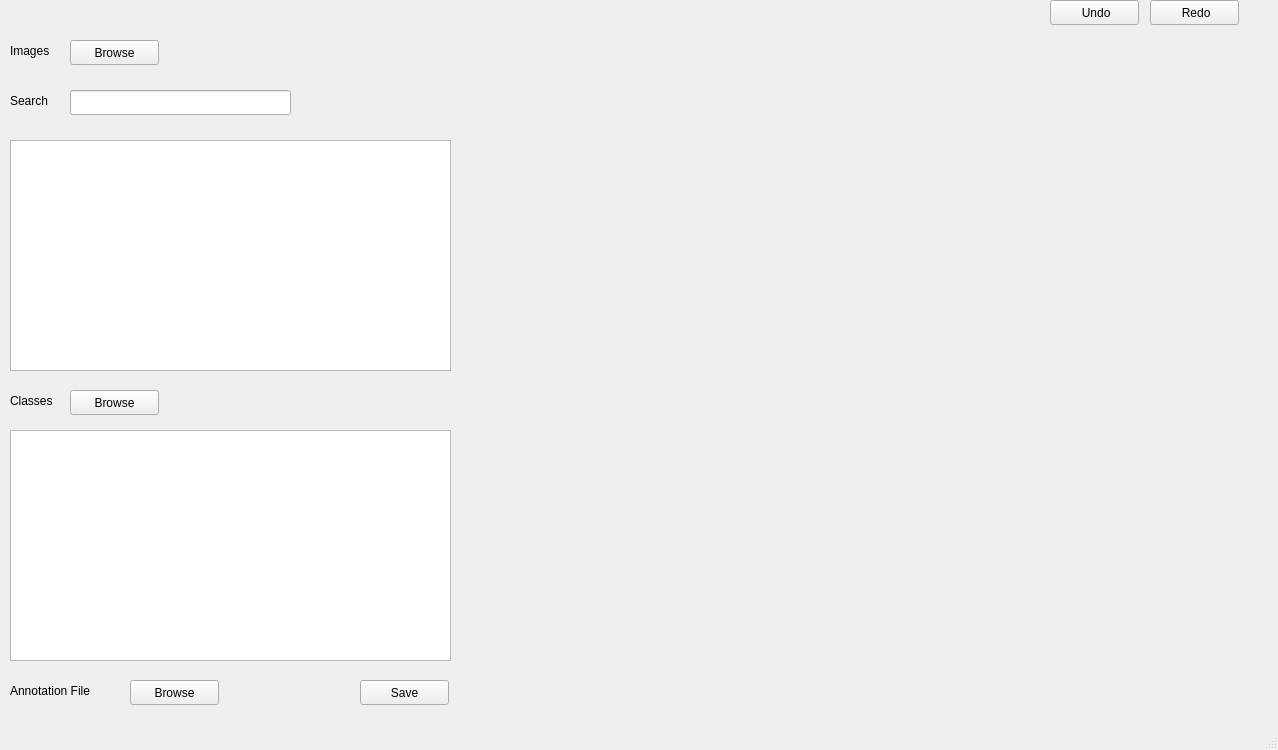
First picture: the form in SRC/labeller.ui, repository amansahil/Smart-Annotate, before the edit.
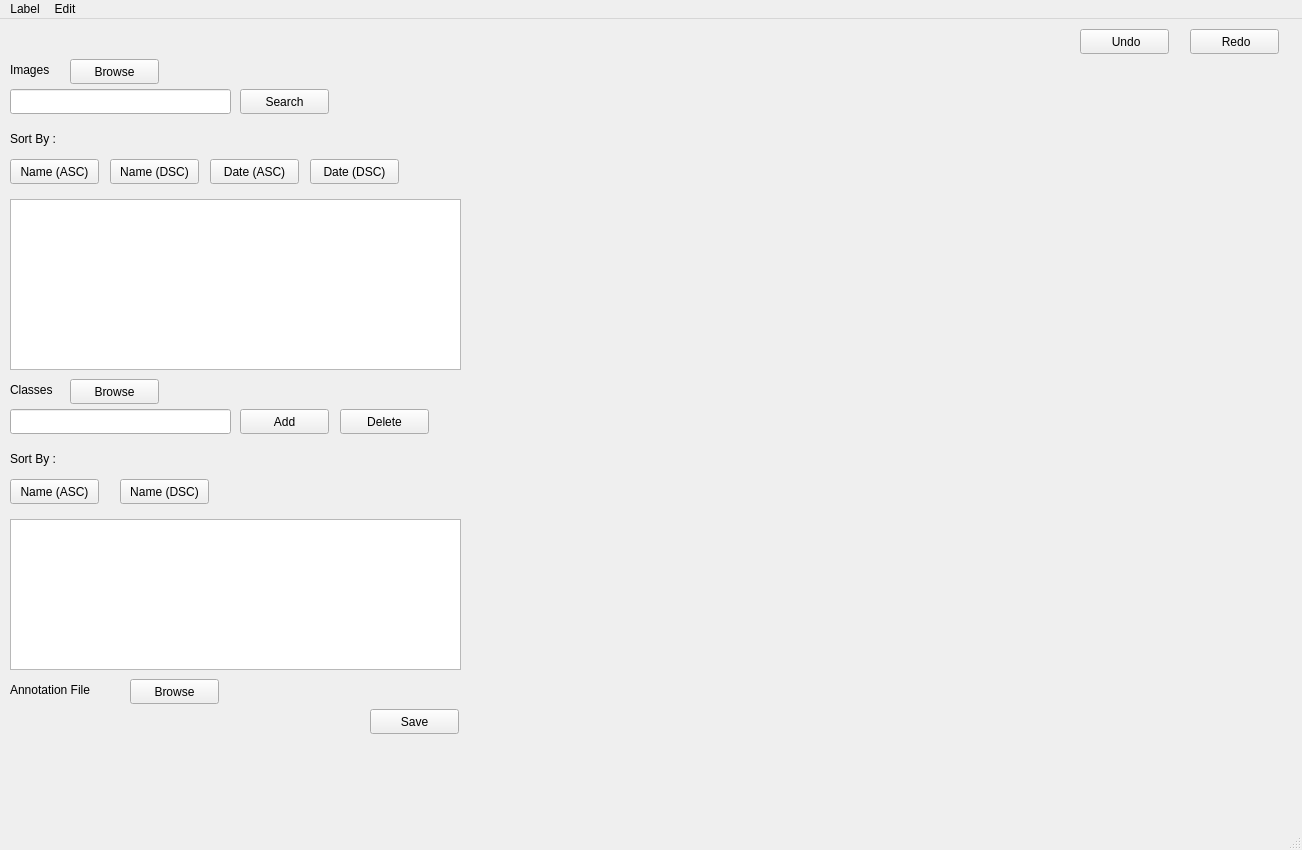
Second picture: the form after the edit. Icons and pictures are not drawn.

Commit message: Added MVC model for labeller, updated build dir and updated UI

The edit to the form file:
```diff
--- a/SRC/labeller.ui
+++ b/SRC/labeller.ui
@@ -6,8 +6,8 @@
    <rect>
     <x>0</x>
     <y>0</y>
-    <width>1278</width>
-    <height>750</height>
+    <width>1302</width>
+    <height>850</height>
    </rect>
   </property>
   <property name="windowTitle">
@@ -40,24 +40,11 @@
      <string>Images</string>
     </property>
    </widget>
-   <widget class="QLabel" name="label_2">
-    <property name="geometry">
-     <rect>
-      <x>10</x>
-      <y>90</y>
-      <width>61</width>
-      <height>21</height>
-     </rect>
-    </property>
-    <property name="text">
-     <string>Search</string>
-    </property>
-   </widget>
    <widget class="QLineEdit" name="lineEdit">
     <property name="geometry">
      <rect>
-      <x>70</x>
-      <y>90</y>
+      <x>10</x>
+      <y>70</y>
       <width>221</width>
       <height>25</height>
      </rect>
@@ -67,9 +54,9 @@
     <property name="geometry">
      <rect>
       <x>10</x>
-      <y>140</y>
-      <width>441</width>
-      <height>231</height>
+      <y>180</y>
+      <width>451</width>
+      <height>171</height>
      </rect>
     </property>
    </widget>
@@ -77,7 +64,7 @@
     <property name="geometry">
      <rect>
       <x>70</x>
-      <y>390</y>
+      <y>360</y>
       <width>89</width>
       <height>25</height>
      </rect>
@@ -90,9 +77,9 @@
     <property name="geometry">
      <rect>
       <x>10</x>
-      <y>430</y>
-      <width>441</width>
-      <height>231</height>
+      <y>500</y>
+      <width>451</width>
+      <height>151</height>
      </rect>
     </property>
    </widget>
@@ -100,7 +87,7 @@
     <property name="geometry">
      <rect>
       <x>10</x>
-      <y>390</y>
+      <y>360</y>
       <width>67</width>
       <height>21</height>
      </rect>
@@ -113,7 +100,7 @@
     <property name="geometry">
      <rect>
       <x>130</x>
-      <y>680</y>
+      <y>660</y>
       <width>89</width>
       <height>25</height>
      </rect>
@@ -126,9 +113,9 @@
     <property name="geometry">
      <rect>
       <x>10</x>
-      <y>680</y>
+      <y>650</y>
       <width>121</width>
-      <height>21</height>
+      <height>41</height>
      </rect>
     </property>
     <property name="text">
@@ -138,8 +125,8 @@
    <widget class="QPushButton" name="pushButton_4">
     <property name="geometry">
      <rect>
-      <x>360</x>
-      <y>680</y>
+      <x>370</x>
+      <y>690</y>
       <width>89</width>
       <height>25</height>
      </rect>
@@ -152,9 +139,9 @@
     <property name="geometry">
      <rect>
       <x>480</x>
-      <y>30</y>
+      <y>40</y>
       <width>811</width>
-      <height>641</height>
+      <height>651</height>
      </rect>
     </property>
     <layout class="QVBoxLayout" name="verticalLayout"/>
@@ -162,8 +149,8 @@
    <widget class="QPushButton" name="pushButton_5">
     <property name="geometry">
      <rect>
-      <x>1150</x>
-      <y>0</y>
+      <x>1190</x>
+      <y>10</y>
       <width>89</width>
       <height>25</height>
      </rect>
@@ -179,8 +166,8 @@
    <widget class="QPushButton" name="pushButton_6">
     <property name="geometry">
      <rect>
-      <x>1050</x>
-      <y>0</y>
+      <x>1080</x>
+      <y>10</y>
       <width>89</width>
       <height>25</height>
      </rect>
@@ -198,7 +185,7 @@
      <rect>
       <x>170</x>
       <y>40</y>
-      <width>231</width>
+      <width>281</width>
       <height>21</height>
      </rect>
     </property>
@@ -209,9 +196,9 @@
    <widget class="QLabel" name="classFileLabel">
     <property name="geometry">
      <rect>
-      <x>180</x>
-      <y>380</y>
-      <width>171</width>
+      <x>170</x>
+      <y>350</y>
+      <width>271</width>
       <height>41</height>
      </rect>
     </property>
@@ -219,16 +206,198 @@
      <string/>
     </property>
    </widget>
+   <widget class="QPushButton" name="pushButton">
+    <property name="geometry">
+     <rect>
+      <x>240</x>
+      <y>70</y>
+      <width>89</width>
+      <height>25</height>
+     </rect>
+    </property>
+    <property name="text">
+     <string>Search</string>
+    </property>
+   </widget>
+   <widget class="QPushButton" name="pushButton_2">
+    <property name="geometry">
+     <rect>
+      <x>10</x>
+      <y>140</y>
+      <width>89</width>
+      <height>25</height>
+     </rect>
+    </property>
+    <property name="text">
+     <string>Name (ASC)</string>
+    </property>
+   </widget>
+   <widget class="QPushButton" name="pushButton_3">
+    <property name="geometry">
+     <rect>
+      <x>110</x>
+      <y>140</y>
+      <width>89</width>
+      <height>25</height>
+     </rect>
+    </property>
+    <property name="text">
+     <string>Name (DSC)</string>
+    </property>
+   </widget>
+   <widget class="QPushButton" name="pushButton_7">
+    <property name="geometry">
+     <rect>
+      <x>210</x>
+      <y>140</y>
+      <width>89</width>
+      <height>25</height>
+     </rect>
+    </property>
+    <property name="text">
+     <string>Date (ASC)</string>
+    </property>
+   </widget>
+   <widget class="QPushButton" name="pushButton_8">
+    <property name="geometry">
+     <rect>
+      <x>310</x>
+      <y>140</y>
+      <width>89</width>
+      <height>25</height>
+     </rect>
+    </property>
+    <property name="text">
+     <string>Date (DSC)</string>
+    </property>
+   </widget>
+   <widget class="QLabel" name="label_2">
+    <property name="geometry">
+     <rect>
+      <x>10</x>
+      <y>110</y>
+      <width>91</width>
+      <height>20</height>
+     </rect>
+    </property>
+    <property name="text">
+     <string>Sort By :</string>
+    </property>
+   </widget>
+   <widget class="QLabel" name="label_3">
+    <property name="geometry">
+     <rect>
+      <x>10</x>
+      <y>430</y>
+      <width>91</width>
+      <height>20</height>
+     </rect>
+    </property>
+    <property name="text">
+     <string>Sort By :</string>
+    </property>
+   </widget>
+   <widget class="QPushButton" name="pushButton_10">
+    <property name="geometry">
+     <rect>
+      <x>120</x>
+      <y>460</y>
+      <width>89</width>
+      <height>25</height>
+     </rect>
+    </property>
+    <property name="text">
+     <string>Name (DSC)</string>
+    </property>
+   </widget>
+   <widget class="QPushButton" name="pushButton_11">
+    <property name="geometry">
+     <rect>
+      <x>10</x>
+      <y>460</y>
+      <width>89</width>
+      <height>25</height>
+     </rect>
+    </property>
+    <property name="text">
+     <string>Name (ASC)</string>
+    </property>
+   </widget>
+   <widget class="QPushButton" name="pushButton_13">
+    <property name="geometry">
+     <rect>
+      <x>240</x>
+      <y>390</y>
+      <width>89</width>
+      <height>25</height>
+     </rect>
+    </property>
+    <property name="text">
+     <string>Add</string>
+    </property>
+   </widget>
+   <widget class="QLineEdit" name="lineEdit_2">
+    <property name="geometry">
+     <rect>
+      <x>10</x>
+      <y>390</y>
+      <width>221</width>
+      <height>25</height>
+     </rect>
+    </property>
+   </widget>
+   <widget class="QPushButton" name="pushButton_9">
+    <property name="geometry">
+     <rect>
+      <x>340</x>
+      <y>390</y>
+      <width>89</width>
+      <height>25</height>
+     </rect>
+    </property>
+    <property name="text">
+     <string>Delete</string>
+    </property>
+   </widget>
+   <widget class="QLabel" name="annotationDirLabel">
+    <property name="geometry">
+     <rect>
+      <x>230</x>
+      <y>660</y>
+      <width>231</width>
+      <height>21</height>
+     </rect>
+    </property>
+    <property name="text">
+     <string/>
+    </property>
+   </widget>
   </widget>
   <widget class="QMenuBar" name="menubar">
    <property name="geometry">
     <rect>
      <x>0</x>
      <y>0</y>
-     <width>1278</width>
+     <width>1302</width>
      <height>22</height>
     </rect>
    </property>
+   <widget class="QMenu" name="menuLabel">
+    <property name="title">
+     <string>Label</string>
+    </property>
+    <addaction name="actionMark_Object"/>
+    <addaction name="actionAdd_Text"/>
+   </widget>
+   <widget class="QMenu" name="menuEdit">
+    <property name="title">
+     <string>Edit</string>
+    </property>
+    <addaction name="actionCopy"/>
+    <addaction name="actionPaste"/>
+   </widget>
+   <addaction name="menuLabel"/>
+   <addaction name="menuEdit"/>
   </widget>
   <widget class="QStatusBar" name="statusbar"/>
  </widget>
```
Left out of the diff: 20 changed lines with no effect on the pictures. The commit also changes 26 other files.
